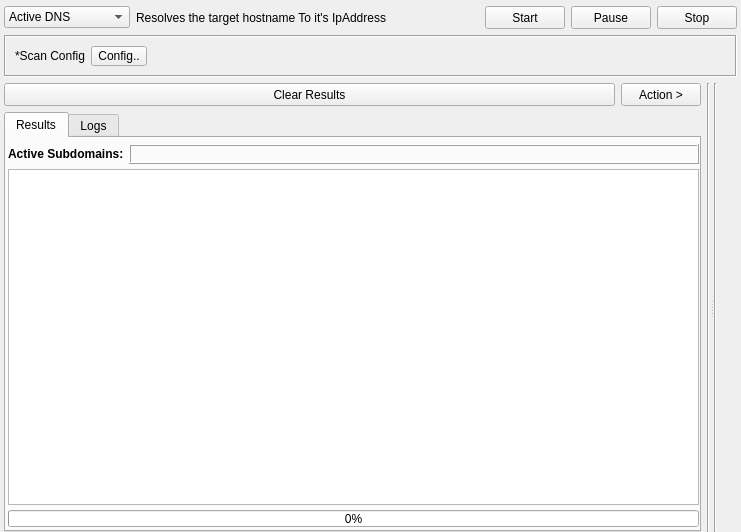
Qt form gui/src/engines/active/Active.ui (3nock/OTE) before a commit.
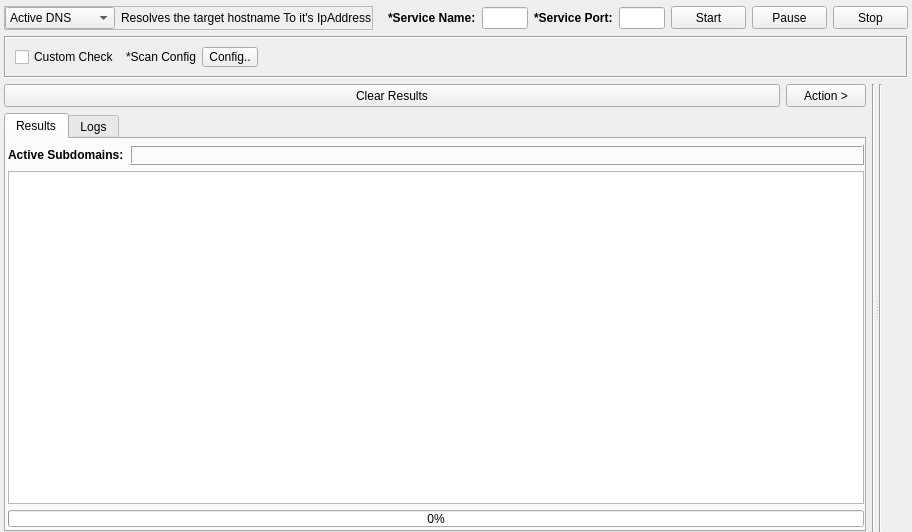
The same form after that commit. The open tabs and pages were chosen to show the change. Custom widgets are drawn as their Qt base class.

Patch:
```diff
--- a/gui/src/engines/active/Active.ui
+++ b/gui/src/engines/active/Active.ui
@@ -6,7 +6,7 @@
    <rect>
     <x>0</x>
     <y>0</y>
-    <width>741</width>
+    <width>912</width>
     <height>532</height>
    </rect>
   </property>
@@ -16,7 +16,7 @@
   <property name="styleSheet">
    <string notr="true"/>
   </property>
-  <layout class="QVBoxLayout" name="verticalLayout">
+  <layout class="QVBoxLayout" name="verticalLayout_2">
    <property name="leftMargin">
     <number>4</number>
    </property>
@@ -30,7 +30,28 @@
     <number>0</number>
    </property>
    <item>
-    <layout class="QHBoxLayout" name="horizontalLayout">
+    <layout class="QHBoxLayout" name="horizontalLayout_5">
+     <item>
+      <widget class="QFrame" name="frameDefault">
+       <property name="frameShape">
+        <enum>QFrame::StyledPanel</enum>
+       </property>
+       <property name="frameShadow">
+        <enum>QFrame::Raised</enum>
+       </property>
+       <layout class="QHBoxLayout" name="horizontalLayout_3">
+        <property name="leftMargin">
+         <number>0</number>
+        </property>
+        <property name="topMargin">
+         <number>0</number>
+        </property>
+        <property name="rightMargin">
+         <number>0</number>
+        </property>
+        <property name="bottomMargin">
+         <number>0</number>
+        </property>
      <item>
       <widget class="QComboBox" name="comboBoxOption">
        <property name="sizePolicy">
@@ -80,11 +101,100 @@
      </item>
      <item>
       <widget class="QLabel" name="label_details">
+          <property name="font">
+           <font>
+            <weight>50</weight>
+            <bold>false</bold>
+           </font>
+          </property>
        <property name="text">
         <string>Resolves the target hostname To it's IpAddress</string>
        </property>
       </widget>
      </item>
+       </layout>
+      </widget>
+     </item>
+     <item>
+      <widget class="QFrame" name="frameCustom">
+       <property name="frameShape">
+        <enum>QFrame::NoFrame</enum>
+       </property>
+       <property name="frameShadow">
+        <enum>QFrame::Sunken</enum>
+       </property>
+       <layout class="QHBoxLayout" name="horizontalLayout">
+        <property name="leftMargin">
+         <number>9</number>
+        </property>
+        <property name="topMargin">
+         <number>0</number>
+        </property>
+        <property name="rightMargin">
+         <number>0</number>
+        </property>
+        <property name="bottomMargin">
+         <number>0</number>
+        </property>
+        <item>
+         <widget class="QLabel" name="label_3">
+          <property name="sizePolicy">
+           <sizepolicy hsizetype="Maximum" vsizetype="Maximum">
+            <horstretch>0</horstretch>
+            <verstretch>0</verstretch>
+           </sizepolicy>
+          </property>
+          <property name="minimumSize">
+           <size>
+            <width>0</width>
+            <height>0</height>
+           </size>
+          </property>
+          <property name="font">
+           <font>
+            <weight>75</weight>
+            <bold>true</bold>
+           </font>
+          </property>
+          <property name="text">
+           <string>*Service Name:</string>
+          </property>
+         </widget>
+        </item>
+        <item>
+         <widget class="QLineEdit" name="lineEditServiceName"/>
+        </item>
+        <item>
+         <widget class="QLabel" name="label_4">
+          <property name="sizePolicy">
+           <sizepolicy hsizetype="Maximum" vsizetype="Maximum">
+            <horstretch>0</horstretch>
+            <verstretch>0</verstretch>
+           </sizepolicy>
+          </property>
+          <property name="minimumSize">
+           <size>
+            <width>0</width>
+            <height>0</height>
+           </size>
+          </property>
+          <property name="font">
+           <font>
+            <weight>75</weight>
+            <bold>true</bold>
+           </font>
+          </property>
+          <property name="text">
+           <string>*Service Port:</string>
+          </property>
+         </widget>
+        </item>
+        <item>
+         <widget class="QLineEdit" name="lineEditServicePort"/>
+        </item>
+       </layout>
+      </widget>
+     </item>
      <item>
       <spacer name="horizontalSpacer">
        <property name="orientation">
@@ -193,6 +303,13 @@
       <enum>QFrame::Sunken</enum>
      </property>
      <layout class="QHBoxLayout" name="horizontalLayout_2">
+      <item>
+       <widget class="QCheckBox" name="checkBoxCustomActive">
+        <property name="text">
+         <string>Custom Check</string>
+        </property>
+       </widget>
+      </item>
       <item>
        <widget class="QLabel" name="label">
         <property name="text">
@@ -237,13 +354,10 @@
      <property name="orientation">
       <enum>Qt::Horizontal</enum>
      </property>
-     <widget class="QWidget" name="layoutWidget5">
-      <layout class="QHBoxLayout" name="horizontalLayout_16">
+     <widget class="QWidget" name="layoutWidget">
+      <layout class="QHBoxLayout" name="horizontalLayout_4">
        <item>
-        <layout class="QVBoxLayout" name="verticalLayout_22">
-         <property name="spacing">
-          <number>6</number>
-         </property>
+        <layout class="QVBoxLayout" name="verticalLayout_3">
          <item>
           <layout class="QHBoxLayout" name="horizontalLayout_17">
            <item>
@@ -319,10 +433,7 @@
             <attribute name="title">
              <string>Results</string>
             </attribute>
-            <layout class="QVBoxLayout" name="verticalLayout_23">
-             <property name="spacing">
-              <number>5</number>
-             </property>
+            <layout class="QVBoxLayout" name="verticalLayout">
              <property name="leftMargin">
               <number>2</number>
              </property>
@@ -550,7 +661,7 @@
       </layout>
      </widget>
      <widget class="QWidget" name="layoutWidget">
-      <layout class="QHBoxLayout" name="horizontalLayout_3">
+      <layout class="QHBoxLayout" name="horizontalLayout_6">
        <item>
         <widget class="Line" name="line_7">
          <property name="styleSheet">
```
Left out of the diff: 4 changed lines with no effect on the pictures. Lines whose indentation alone changed are shown as unchanged.
